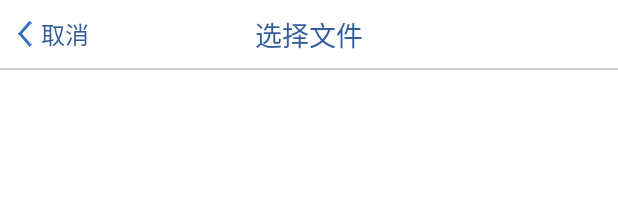
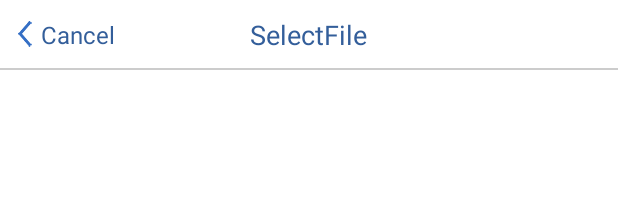
Before and after one commit to GdinKing/FileSelector, an Android app: the layout activity_file_selector.xml on its own in the app's theme, with its tools: preview values and no code run, on a phone screen of 412 x 824 dp. Shown: the top 212 px of the screen. Run offline under Robolectric (Android 15) with nearby library versions, the phone set to English and light mode, and no system bars.

Commit message:
兼容英语语言

```diff
--- a/fileselector/src/main/res/values/strings.xml
+++ b/fileselector/src/main/res/values/strings.xml
@@ -1,11 +1,9 @@
 <resources>
-    <string name="file_select_title">选择文件</string>
-    <string name="file_select_ok">确定</string>
-    <string name="file_select_cancel">取消</string>
-    <string name="file_select_storage">存储</string>
-    <string name="file_select_error_tips">获取文件信息出错</string>
-    <string name="file_select_no_select">没有选择任何文件</string>
-    <string name="file_select_max_select">最多选择%d个文件</string>
-
-
+    <string name="file_select_title">SelectFile</string>
+    <string name="file_select_ok">Ok</string>
+    <string name="file_select_cancel">Cancel</string>
+    <string name="file_select_storage">storage</string>
+    <string name="file_select_error_tips">Error to get file info</string>
+    <string name="file_select_no_select">Did not select any file</string>
+    <string name="file_select_max_select">You can only choose %d files</string>
 </resources>
```
Also changed, not shown: 3 other files.
